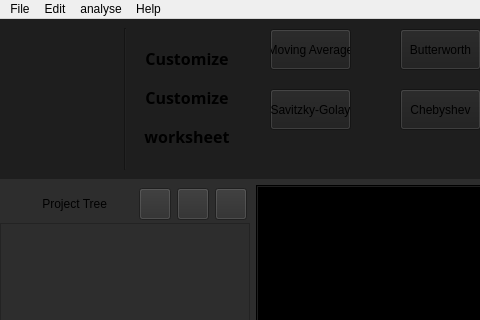
Qt form form.ui (Meliani-Mehdi/Graphite_QT) before a commit; both pictures show x 0 to 480 and y 0 to 320 of the 1200 by 673 pixel window.
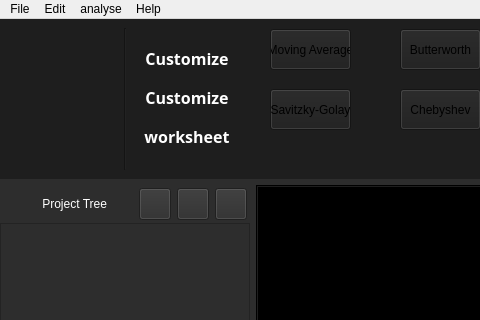
The same form after that commit. Icons and pictures are not drawn.

What changed in the file:
```diff
--- a/form.ui
+++ b/form.ui
@@ -17,6 +17,11 @@
    <iconset>
     <normaloff>assets/Graphite.png</normaloff>assets/Graphite.png</iconset>
   </property>
+  <property name="styleSheet">
+   <string notr="true">QLabel {
+    color: black;
+}</string>
+  </property>
   <property name="iconSize">
    <size>
     <width>50</width>
@@ -160,7 +165,9 @@
 QPushButton:pressed {
     background-color: rgba(0, 0, 0, 0.5);
 }
-</string>
+QPushButton {
+    color: white;
+}</string>
                  </property>
                  <property name="text">
                   <string>Customize</string>
@@ -198,7 +205,9 @@
 QPushButton:pressed {
     background-color: rgba(0, 0, 0, 0.5);
 }
-</string>
+QPushButton {
+    color: white;
+}</string>
                  </property>
                  <property name="text">
                   <string>Customize</string>
@@ -247,6 +256,10 @@
 QPushButton:pressed {
     background-color: rgba(0, 0, 0, 0.5);
 }
+QPushButton {
+    color: white;
+}
+
 </string>
                  </property>
                  <property name="text">
@@ -740,6 +753,12 @@
            <number>0</number>
           </property>
           <item>
+           <widget class="QWidget" name="tree_header" native="true">
+            <property name="styleSheet">
+             <string notr="true">QLabel {
+    color: white;
+}</string>
+            </property>
            <layout class="QHBoxLayout" name="horizontalLayout_2">
             <property name="spacing">
              <number>6</number>
@@ -861,6 +880,7 @@
              </widget>
             </item>
            </layout>
+           </widget>
           </item>
           <item>
            <widget class="QTreeView" name="treeView">
```
Left out of the diff: 10 changed lines with no effect on the pictures. Lines whose indentation alone changed are shown as unchanged.
